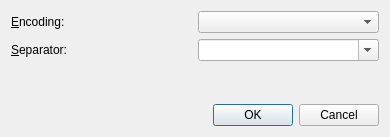
Qt form src/gui/windows/CsvExportDialog.ui (Akaflieg/startkladde) before a commit.
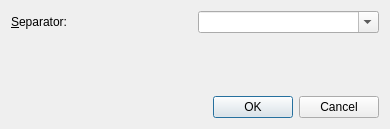
The same form after that commit. Custom widgets are drawn as their Qt base class.

```diff
--- a/src/gui/windows/CsvExportDialog.ui
+++ b/src/gui/windows/CsvExportDialog.ui
@@ -7,7 +7,7 @@
     <x>0</x>
     <y>0</y>
     <width>390</width>
-    <height>137</height>
+    <height>129</height>
    </rect>
   </property>
   <property name="windowTitle">
@@ -16,7 +16,7 @@
   <layout class="QVBoxLayout" name="verticalLayout">
    <item>
     <layout class="QGridLayout" name="gridLayout">
-     <item row="2" column="0">
+     <item row="1" column="0">
       <widget class="QLabel" name="label_2">
        <property name="text">
         <string>&amp;Separator:</string>
@@ -26,17 +26,7 @@
        </property>
       </widget>
      </item>
-     <item row="0" column="0">
-      <widget class="QLabel" name="label">
-       <property name="text">
-        <string>&amp;Encoding:</string>
-       </property>
-       <property name="buddy">
-        <cstring>charsetList</cstring>
-       </property>
-      </widget>
-     </item>
-     <item row="2" column="1">
+     <item row="1" column="1">
       <layout class="QHBoxLayout" name="horizontalLayout_2">
        <item>
         <widget class="QComboBox" name="separatorInput">
@@ -50,17 +40,6 @@
        </item>
       </layout>
      </item>
-     <item row="0" column="1">
-      <layout class="QHBoxLayout" name="horizontalLayout">
-       <item>
-        <widget class="SkComboBox" name="charsetList">
-         <property name="toolTip">
-          <string>The encoding (character set) for the saved file.</string>
-         </property>
-        </widget>
-       </item>
-      </layout>
-     </item>
     </layout>
    </item>
    <item>
@@ -86,13 +65,6 @@
   </layout>
  </widget>
  <layoutdefault spacing="6" margin="11"/>
- <customwidgets>
-  <customwidget>
-   <class>SkComboBox</class>
-   <extends>QComboBox</extends>
-   <header>src/gui/widgets/SkComboBox.h</header>
-  </customwidget>
- </customwidgets>
  <resources/>
  <connections>
   <connection>
```
Left out of the diff: 4 changed lines with no effect on the pictures.
